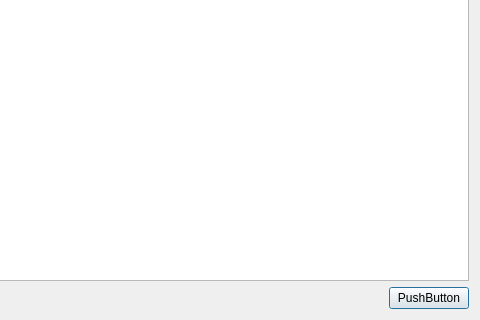
Before: the Qt Designer form Plugins/BinanceSpot/ui/FeesDialog.ui in 519984307/Centaur, drawn with Qt 5; both pictures show x 166 to 646 and y 220 to 540 of the 646 by 540 pixel window.
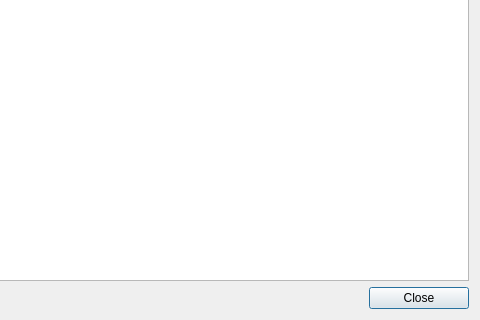
After: the same form once the commit is applied.

Commit message: New Asset Details and Symbol Fees Dialogs

```diff
--- a/Plugins/BinanceSpot/ui/FeesDialog.ui
+++ b/Plugins/BinanceSpot/ui/FeesDialog.ui
@@ -79,8 +79,14 @@
      </item>
      <item>
       <widget class="QPushButton" name="closeButton">
+       <property name="minimumSize">
+        <size>
+         <width>100</width>
+         <height>0</height>
+        </size>
+       </property>
        <property name="text">
-        <string>PushButton</string>
+        <string>Close</string>
        </property>
       </widget>
      </item>
```
Left out of the diff: 4 changed lines with no effect on the pictures. The commit also changes 6 other files.
